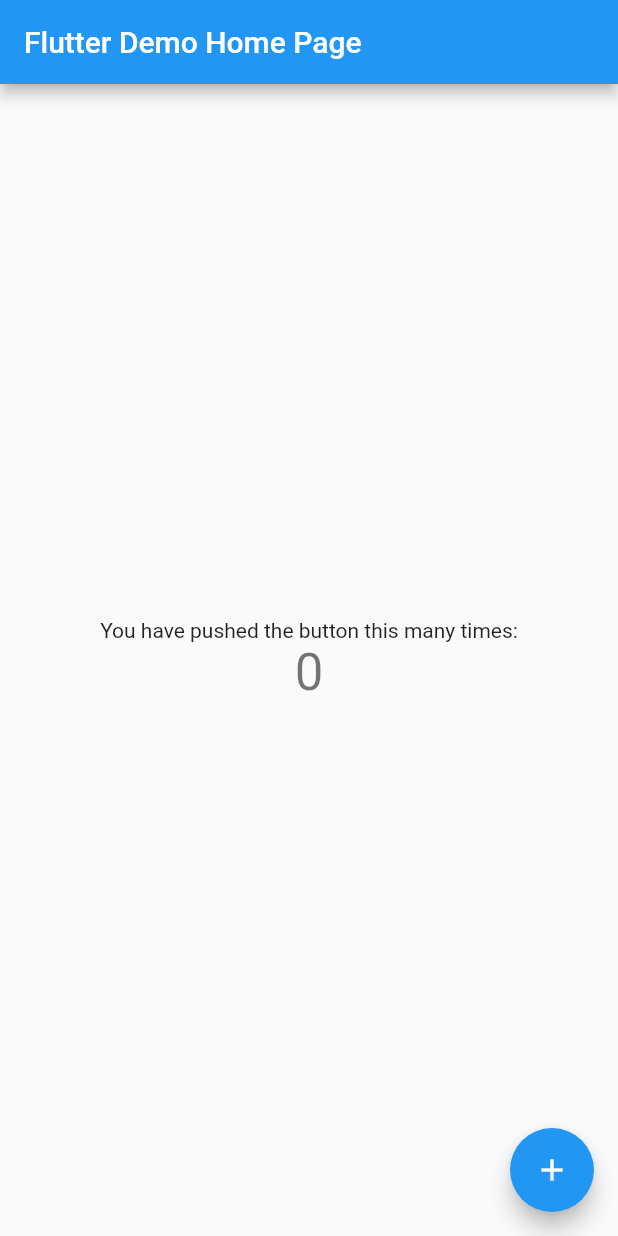
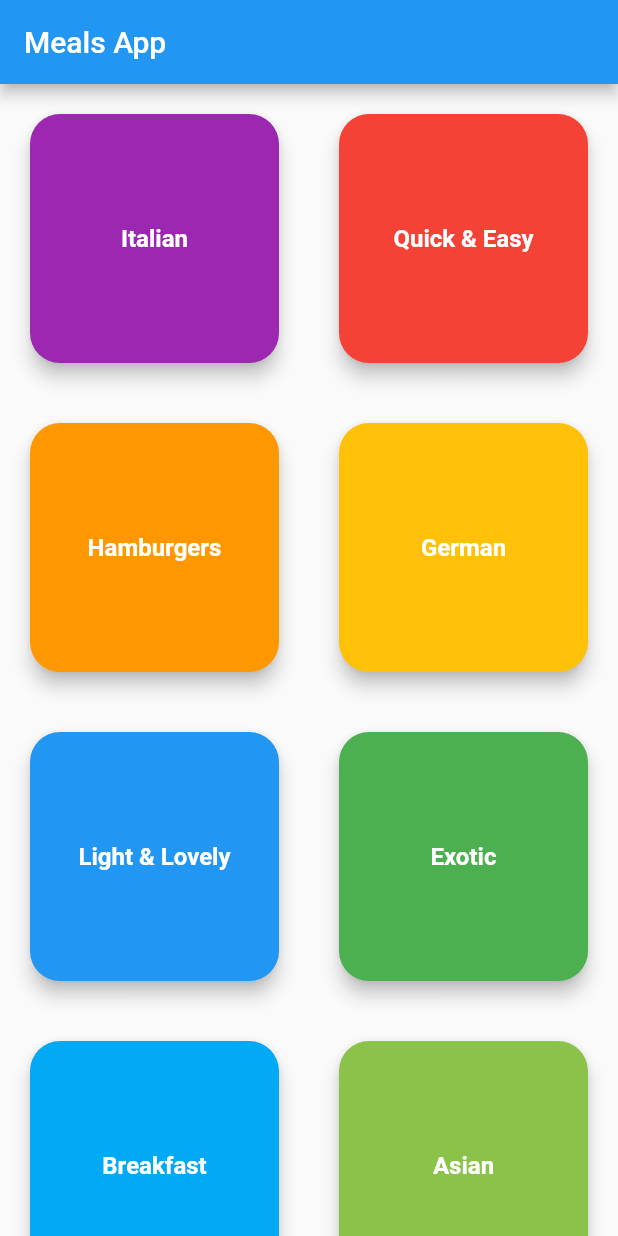
Before and after one commit to VictorrCano/cooking-recipes-app, a Flutter app: the screen it shows after launch, on a phone screen of 412 x 824 dp. Run offline on Flutter 3.47's test engine with Material 2 defaults, Android fonts, the phone set to English and light mode, and no system bars.

Commit message:
added basic navigation to 3 main screens

```diff
--- a/lib/main.dart
+++ b/lib/main.dart
@@ -1,4 +1,6 @@
 import 'package:flutter/material.dart';
+
+import './screens/categories_screen.dart';
 
 void main() {
   runApp(const MyApp());
@@ -13,33 +15,18 @@
     return MaterialApp(
       title: 'Flutter Demo',
       theme: ThemeData(
-        // This is the theme of your application.
-        //
-        // Try running your application with "flutter run". You'll see the
-        // application has a blue toolbar. Then, without quitting the app, try
-        // changing the primarySwatch below to Colors.green and then invoke
-        // "hot reload" (press "r" in the console where you ran "flutter run",
-        // or simply save your changes to "hot reload" in a Flutter IDE).
-        // Notice that the counter didn't reset back to zero; the application
-        // is not restarted.
         primarySwatch: Colors.blue,
       ),
-      home: const MyHomePage(title: 'Flutter Demo Home Page'),
+      home:
+          const CategoriesScreen(), //const MyHomePage(title: 'Meal Recipes App'),
     );
   }
 }
 
+/**
+
 class MyHomePage extends StatefulWidget {
   const MyHomePage({super.key, required this.title});
-
-  // This widget is the home page of your application. It is stateful, meaning
-  // that it has a State object (defined below) that contains fields that affect
-  // how it looks.
-
-  // This class is the configuration for the state. It holds the values (in this
-  // case the title) provided by the parent (in this case the App widget) and
-  // used by the build method of the State. Fields in a Widget subclass are
-  // always marked "final".
 
   final String title;
 
@@ -48,68 +35,27 @@
 }
 
 class _MyHomePageState extends State<MyHomePage> {
-  int _counter = 0;
-
-  void _incrementCounter() {
-    setState(() {
-      // This call to setState tells the Flutter framework that something has
-      // changed in this State, which causes it to rerun the build method below
-      // so that the display can reflect the updated values. If we changed
-      // _counter without calling setState(), then the build method would not be
-      // called again, and so nothing would appear to happen.
-      _counter++;
-    });
-  }
-
   @override
   Widget build(BuildContext context) {
-    // This method is rerun every time setState is called, for instance as done
-    // by the _incrementCounter method above.
-    //
-    // The Flutter framework has been optimized to make rerunning build methods
-    // fast, so that you can just rebuild anything that needs updating rather
-    // than having to individually change instances of widgets.
     return Scaffold(
       appBar: AppBar(
-        // Here we take the value from the MyHomePage object that was created by
-        // the App.build method, and use it to set our appbar title.
         title: Text(widget.title),
       ),
-      body: Center(
-        // Center is a layout widget. It takes a single child and positions it
-        // in the middle of the parent.
-        child: Column(
-          // Column is also a layout widget. It takes a list of children and
-          // arranges them vertically. By default, it sizes itself to fit its
-          // children horizontally, and tries to be as tall as its parent.
-          //
-          // Invoke "debug painting" (press "p" in the console, choose the
-          // "Toggle Debug Paint" action from the Flutter Inspector in Android
-          // Studio, or the "Toggle Debug Paint" command in Visual Studio Code)
-          // to see the wireframe for each widget.
-          //
-          // Column has various properties to control how it sizes itself and
-          // how it positions its children. Here we use mainAxisAlignment to
-          // center the children vertically; the main axis here is the vertical
-          // axis because Columns are vertical (the cross axis would be
-          // horizontal).
-          mainAxisAlignment: MainAxisAlignment.center,
-          children: <Widget>[
-            const Text(
-              'You have pushed the button this many times:',
+      body: GridView.count(
+        crossAxisCount: 2,
+        children: DUMMY_CATEGORIES.map((e) {
+          return Padding(
+            padding: const EdgeInsets.all(16.0),
+            child: Card(
+              color: e.color,
+              elevation: 5,
+              child: Center(child: Text(e.title)),
             ),
-            Text(
-              '$_counter',
-              style: Theme.of(context).textTheme.headline4,
-            ),
-          ],
-        ),
+          );
+        }).toList(),
       ),
-      floatingActionButton: FloatingActionButton(
-        onPressed: _incrementCounter,
-        tooltip: 'Increment',
-        child: const Icon(Icons.add),
-      ), // This trailing comma makes auto-formatting nicer for build methods.
     );
   }
 }
+
+*/
--- /dev/null
+++ b/lib/models/meal.dart
@@ -0,0 +1,46 @@
+import 'package:flutter/material.dart';
+import 'category.dart';
+
+class Meal {
+  final String id;
+  final List<String> categories;
+  final String title;
+  final Affordability affordability;
+  final Complexity complexity;
+  final String imageUrl;
+  final num duration;
+  final List<String> ingredients;
+  final List<String> steps;
+  final bool isGlutenFree;
+  final bool isVegan;
+  final bool isVegetarian;
+  final bool isLactoseFree;
+
+  const Meal({
+    required this.id,
+    required this.categories,
+    required this.title,
+    required this.affordability,
+    required this.complexity,
+    required this.imageUrl,
+    required this.duration,
+    required this.ingredients,
+    required this.steps,
+    required this.isGlutenFree,
+    required this.isVegan,
+    required this.isVegetarian,
+    required this.isLactoseFree,
+  });
+}
+
+enum Affordability {
+  Affordable,
+  Pricey,
+  Luxurious,
+}
+
+enum Complexity {
+  Simple,
+  Challenging,
+  Hard,
+}
--- /dev/null
+++ b/lib/screens/categories_screen.dart
@@ -0,0 +1,53 @@
+import 'package:flutter/material.dart';
+
+import '../data/dummy_data.dart';
+import './meals_screen.dart';
+
+class CategoriesScreen extends StatelessWidget {
+  const CategoriesScreen({super.key});
+
+  void selectCategory(BuildContext context, String id) {
+    Navigator.of(context).push(
+      MaterialPageRoute(
+        builder: (_) {
+          return MealsScreen(chosenCategory: id);
+        },
+      ),
+    );
+  }
+
+  @override
+  Widget build(BuildContext context) {
+    return Scaffold(
+      appBar: AppBar(
+        title: const Text('Meals App'),
+      ),
+      body: GridView.count(
+        crossAxisCount: 2,
+        children: DUMMY_CATEGORIES.map((e) {
+          return Padding(
+            padding: const EdgeInsets.all(16.0),
+            child: InkWell(
+              onTap: () => selectCategory(context, e.id),
+              child: Card(
+                shape: RoundedRectangleBorder(
+                    borderRadius: BorderRadius.circular(20)),
+                color: e.color,
+                elevation: 5,
+                child: Center(
+                    child: Text(
+                  e.title,
+                  style: const TextStyle(
+                    color: Colors.white,
+                    fontWeight: FontWeight.bold,
+                    fontSize: 16,
+                  ),
+                )),
+              ),
+            ),
+          );
+        }).toList(),
+      ),
+    );
+  }
+}
```
Also changed, not shown: lib/data/dummy_data.dart (added, +408 -0 lines), lib/models/category.dart (added, +9 -0 lines), lib/screens/chosen_meal_screen.dart (added, +52 -0 lines), lib/screens/meals_screen.dart (added, +72 -0 lines).
